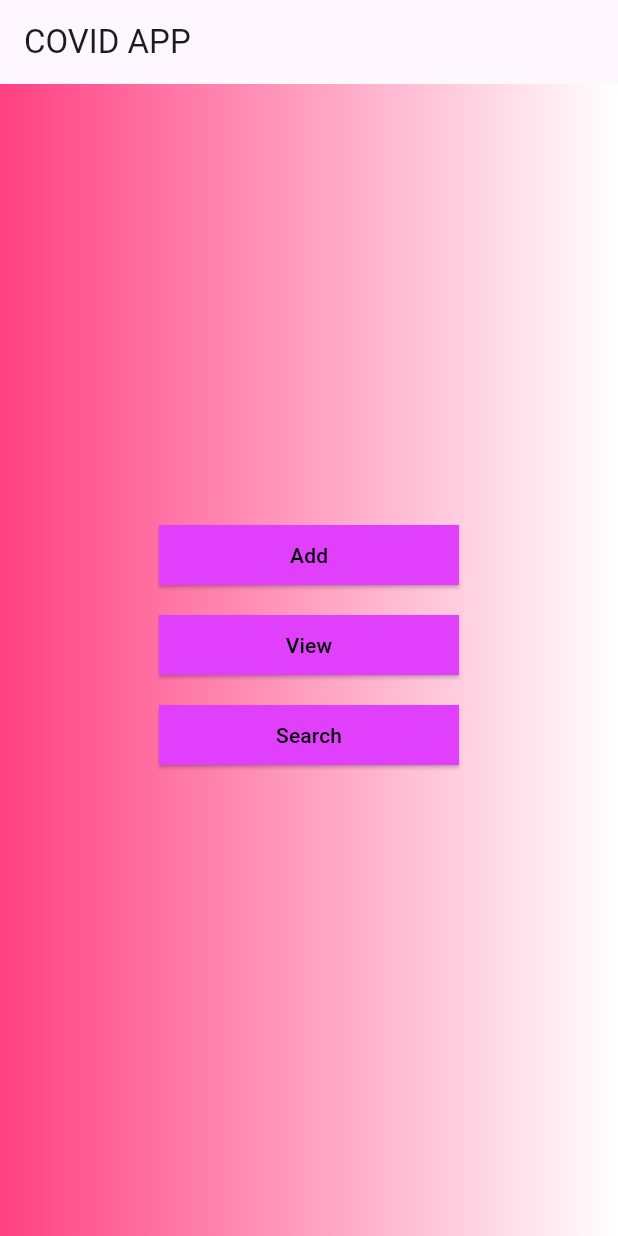
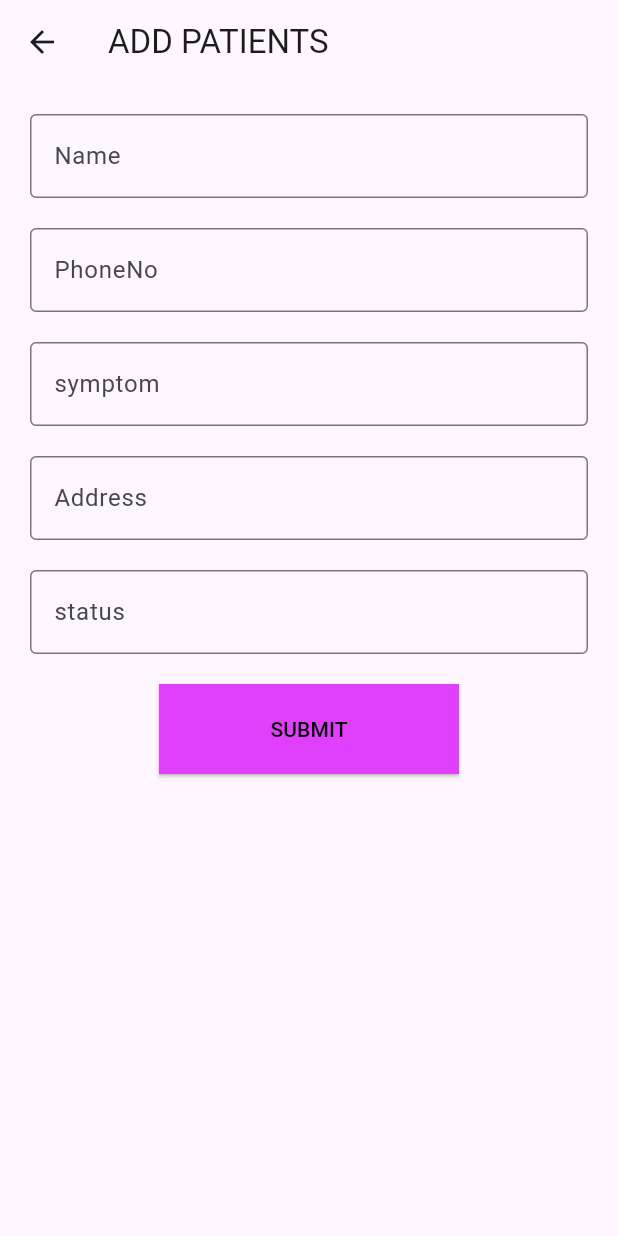
Before and after one commit to Chitraradha/covid-frontend, a Flutter app: the screen it shows after launch, after a tap on "Add", on a phone screen of 412 x 824 dp. Run offline on Flutter 3.47's test engine with Material 3 defaults, Android fonts, the phone set to English and light mode, and no system bars.

Commit message:
add Patient

```diff
--- /dev/null
+++ b/lib/Pages/addpage.dart
@@ -0,0 +1,73 @@
+import 'package:flutter/material.dart';
+
+class AddPage extends StatefulWidget {
+  const AddPage({super.key});
+
+  @override
+  State<AddPage> createState() => _AddPageState();
+}
+
+class _AddPageState extends State<AddPage> {
+  @override
+  Widget build(BuildContext context) {
+    return Scaffold(
+      appBar: AppBar(
+        title: Text("ADD PATIENTS"),
+      ),
+      body: SingleChildScrollView(
+        child: Container(
+          padding: EdgeInsets.all(20),
+          child: Column(
+            children: [
+              TextField(
+                decoration: InputDecoration(
+                  labelText: "Name",
+                  border: OutlineInputBorder()
+                ),
+              ),
+              SizedBox(height: 20,),
+              TextField(
+                decoration: InputDecoration(
+                    labelText: "PhoneNo",
+                    border: OutlineInputBorder()
+                ),
+              ),
+              SizedBox(height: 20,),
+              TextField(
+                decoration: InputDecoration(
+                    labelText: "symptom",
+                    border: OutlineInputBorder()
+                ),
+              ),
+              SizedBox(height: 20,),
+              TextField(
+                decoration: InputDecoration(
+                    labelText: "Address",
+                    border: OutlineInputBorder()
+                ),
+              ),
+              SizedBox(height: 20,),
+              TextField(
+                decoration: InputDecoration(
+                    labelText: "status",
+                    border: OutlineInputBorder()
+                ),
+              ),
+              SizedBox(height: 20,),
+              SizedBox(
+                  width: 200,
+                  height: 60,
+                  child: ElevatedButton(
+                      style: ElevatedButton.styleFrom(backgroundColor: Colors.purpleAccent,foregroundColor: Colors.black,
+                          shape: RoundedRectangleBorder(
+                              borderRadius:BorderRadius.zero
+                          )
+                      ),
+                      onPressed: (){}, child: Text("SUBMIT")))
+            ],
+          ),
+        ),
+      ),
+    );
+  }
+}
--- a/lib/Pages/menupage.dart
+++ b/lib/Pages/menupage.dart
@@ -1,3 +1,4 @@
+import 'package:covid_app/Pages/addpage.dart';
 import 'package:flutter/material.dart';
 
 class MenuPage extends StatefulWidget {
@@ -24,18 +25,22 @@ class _MenuPageState extends State<MenuPage> {
           children: [
             SizedBox(
                 width: 200,
-                height: 40,
+                height: 60,
                 child: ElevatedButton(
                     style: ElevatedButton.styleFrom(backgroundColor: Colors.purpleAccent,foregroundColor: Colors.black,
                     shape: RoundedRectangleBorder(
                       borderRadius:BorderRadius.zero
                     )
                     ),
-                    onPressed: (){}, child: Text("Add"))),
+                    onPressed: (){
+                      Navigator.push(context, MaterialPageRoute(builder:
+                      (context)=>AddPage()
+                      ));
+                    }, child: Text("Add"))),
             SizedBox(height: 20,),
             SizedBox(
                 width: 200,
-                height: 40,
+                height: 60,
                 child: ElevatedButton(
                     style: ElevatedButton.styleFrom(backgroundColor: Colors.purpleAccent,foregroundColor: Colors.black,
                         shape: RoundedRectangleBorder(
@@ -46,7 +51,7 @@ class _MenuPageState extends State<MenuPage> {
             SizedBox(height: 20,),
             SizedBox(
                 width: 200,
-                height: 40,
+                height: 60,
                 child: ElevatedButton(
                     style: ElevatedButton.styleFrom(backgroundColor: Colors.purpleAccent,foregroundColor: Colors.black,
                         shape: RoundedRectangleBorder(
```
